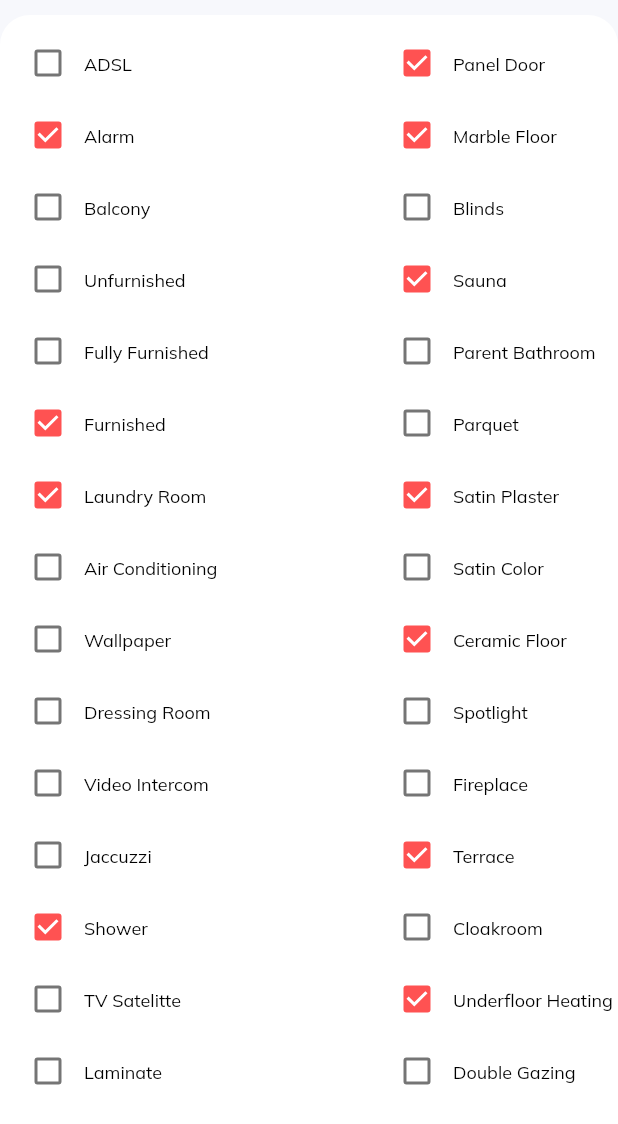
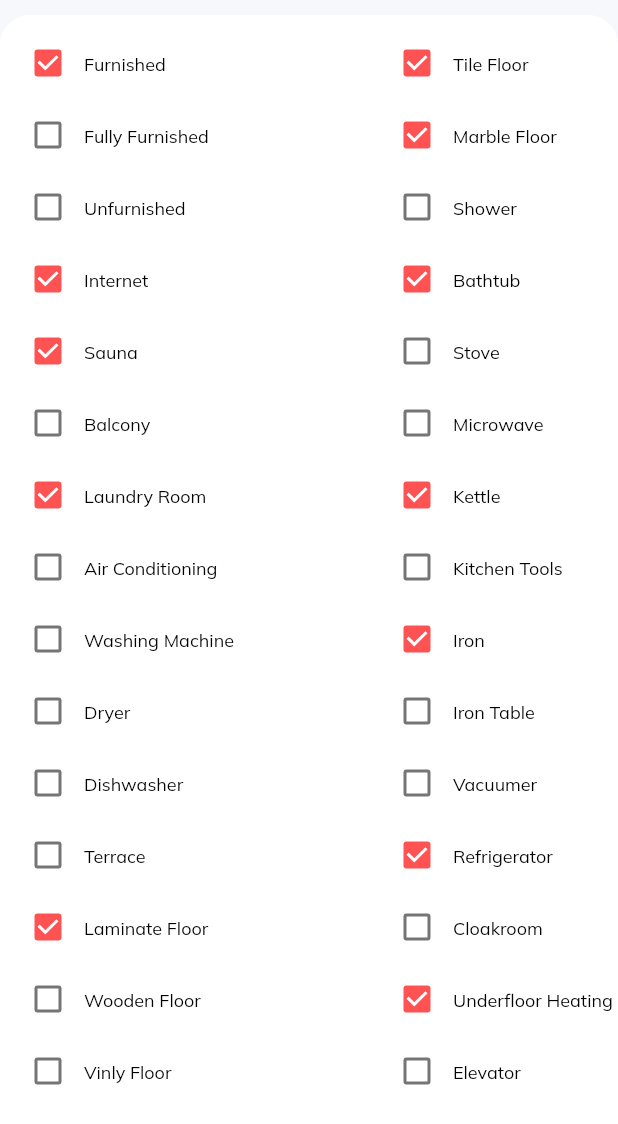
Before and after one commit to utkudenis/Exchangers-prototype-FlutterResponsiveWeb-, a Flutter app: the InteriorFeaturesMobile widget shown alone on an empty page, opened directly, on a phone screen of 412 x 824 dp. Shown: the top 1124 px of the screen. Run offline on Flutter 3.47's test engine with Material 2 defaults, Android fonts, the phone set to English and light mode, and no system bars; our stand-ins replace dotted_border, get, google_fonts; missing offline and left inert: assorted_layout_widgets.

Commit message:
features part changed
new features...

```diff
--- a/lib/pages/ads/main_widgets/interior_features.dart
+++ b/lib/pages/ads/main_widgets/interior_features.dart
@@ -23,7 +23,7 @@ class InteriorFeatures extends StatelessWidget {
         crossAxisAlignment: CrossAxisAlignment.start,
         children: [
           isHeading ? SizedBox(height: 20) : SizedBox(),
-          isHeading ? PriceText(text: "Interrior Features") : SizedBox(),
+          isHeading ? PriceText(text: "Interior Features") : SizedBox(),
           isHeading ? SizedBox(height: 15) : SizedBox(),
           Row(
             mainAxisAlignment: MainAxisAlignment.spaceBetween,
@@ -31,44 +31,44 @@ class InteriorFeatures extends StatelessWidget {
               //section 1
               Column(
                 children: [
-                  FeatureItem(isChecked: false, text: "ADSL"),
-                  FeatureItem(isChecked: true, text: "Alarm"),
+                  FeatureItem(isChecked: true, text: "Furnished"),
+                  FeatureItem(isChecked: false, text: "Fully Furnished"),
+                  FeatureItem(isChecked: false, text: "Unfurnished"),
+                  FeatureItem(isChecked: true, text: "Internet"),
+                  FeatureItem(isChecked: true, text: "Sauna"),
                   FeatureItem(isChecked: false, text: "Balcony"),
-                  FeatureItem(isChecked: false, text: "Unfurnished"),
-                  FeatureItem(isChecked: false, text: "Fully Furnished"),
-                  FeatureItem(isChecked: true, text: "Furnished"),
                   FeatureItem(isChecked: true, text: "Laundry Room"),
                   FeatureItem(isChecked: false, text: "Air Conditioning"),
-                  FeatureItem(isChecked: false, text: "Wallpaper"),
-                  FeatureItem(isChecked: false, text: "Dressing Room"),
+                  FeatureItem(isChecked: false, text: "Washing Machine"),
+                  FeatureItem(isChecked: false, text: "Dryer"),
                 ],
               ),
               Column(
                 children: [
-                  FeatureItem(isChecked: false, text: "Video Intercom"),
-                  FeatureItem(isChecked: false, text: "Jaccuzzi"),
-                  FeatureItem(isChecked: true, text: "Shower"),
-                  FeatureItem(isChecked: false, text: "TV Satelitte"),
-                  FeatureItem(isChecked: false, text: "Laminate"),
-                  FeatureItem(isChecked: true, text: "Panel Door"),
+                  FeatureItem(isChecked: false, text: "Dishwasher"),
+                  FeatureItem(isChecked: false, text: "Terrace"),
+                  FeatureItem(isChecked: true, text: "Laminate Floor"),
+                  FeatureItem(isChecked: false, text: "Wooden Floor"),
+                  FeatureItem(isChecked: false, text: "Vinly Floor"),
+                  FeatureItem(isChecked: true, text: "Tile Floor"),
                   FeatureItem(isChecked: true, text: "Marble Floor"),
-                  FeatureItem(isChecked: false, text: "Blinds"),
-                  FeatureItem(isChecked: true, text: "Sauna"),
-                  FeatureItem(isChecked: false, text: "Parent Bathroom"),
+                  FeatureItem(isChecked: false, text: "Shower"),
+                  FeatureItem(isChecked: true, text: "Bathtub"),
+                  FeatureItem(isChecked: false, text: "Stove"),
                 ],
               ),
               Column(
                 children: [
-                  FeatureItem(isChecked: false, text: "Parquet"),
-                  FeatureItem(isChecked: true, text: "Satin Plaster"),
-                  FeatureItem(isChecked: false, text: "Satin Color"),
-                  FeatureItem(isChecked: true, text: "Ceramic Floor"),
-                  FeatureItem(isChecked: false, text: "Spotlight"),
-                  FeatureItem(isChecked: false, text: "Fireplace"),
-                  FeatureItem(isChecked: true, text: "Terrace"),
+                  FeatureItem(isChecked: false, text: "Microwave"),
+                  FeatureItem(isChecked: true, text: "Kettle"),
+                  FeatureItem(isChecked: false, text: "Kitchen Tools"),
+                  FeatureItem(isChecked: true, text: "Iron"),
+                  FeatureItem(isChecked: false, text: "Iron Table"),
+                  FeatureItem(isChecked: false, text: "Vacuumer"),
+                  FeatureItem(isChecked: true, text: "Refrigerator"),
                   FeatureItem(isChecked: false, text: "Cloakroom"),
                   FeatureItem(isChecked: true, text: "Underfloor Heating"),
-                  FeatureItem(isChecked: false, text: "Double Gazing"),
+                  FeatureItem(isChecked: false, text: "Elevator"),
                 ],
               ),
             ],
--- a/lib/pages/ads/main_widgets/interior_features_mobile.dart
+++ b/lib/pages/ads/main_widgets/interior_features_mobile.dart
@@ -23,7 +23,7 @@ class InteriorFeaturesMobile extends StatelessWidget {
         crossAxisAlignment: CrossAxisAlignment.start,
         children: [
           isMobileCreateAd ? SizedBox() : SizedBox(height: 20),
-          isMobileCreateAd ? SizedBox() : PriceText(text: "Interrior Features"),
+          isMobileCreateAd ? SizedBox() : PriceText(text: "Interior Features"),
           isMobileCreateAd ? SizedBox() : SizedBox(height: 15),
           Row(
             mainAxisAlignment: MainAxisAlignment.spaceBetween,
@@ -31,40 +31,40 @@ class InteriorFeaturesMobile extends StatelessWidget {
               //section 1
               Column(
                 children: [
-                  FeatureItem(isChecked: false, text: "ADSL"),
-                  FeatureItem(isChecked: true, text: "Alarm"),
+                  FeatureItem(isChecked: true, text: "Furnished"),
+                  FeatureItem(isChecked: false, text: "Fully Furnished"),
+                  FeatureItem(isChecked: false, text: "Unfurnished"),
+                  FeatureItem(isChecked: true, text: "Internet"),
+                  FeatureItem(isChecked: true, text: "Sauna"),
                   FeatureItem(isChecked: false, text: "Balcony"),
-                  FeatureItem(isChecked: false, text: "Unfurnished"),
-                  FeatureItem(isChecked: false, text: "Fully Furnished"),
-                  FeatureItem(isChecked: true, text: "Furnished"),
                   FeatureItem(isChecked: true, text: "Laundry Room"),
                   FeatureItem(isChecked: false, text: "Air Conditioning"),
-                  FeatureItem(isChecked: false, text: "Wallpaper"),
-                  FeatureItem(isChecked: false, text: "Dressing Room"),
-                  FeatureItem(isChecked: false, text: "Video Intercom"),
-                  FeatureItem(isChecked: false, text: "Jaccuzzi"),
-                  FeatureItem(isChecked: true, text: "Shower"),
-                  FeatureItem(isChecked: false, text: "TV Satelitte"),
-                  FeatureItem(isChecked: false, text: "Laminate"),
+                  FeatureItem(isChecked: false, text: "Washing Machine"),
+                  FeatureItem(isChecked: false, text: "Dryer"),
+                  FeatureItem(isChecked: false, text: "Dishwasher"),
+                  FeatureItem(isChecked: false, text: "Terrace"),
+                  FeatureItem(isChecked: true, text: "Laminate Floor"),
+                  FeatureItem(isChecked: false, text: "Wooden Floor"),
+                  FeatureItem(isChecked: false, text: "Vinly Floor"),
                 ],
               ),
               Column(
                 children: [
-                  FeatureItem(isChecked: true, text: "Panel Door"),
+                  FeatureItem(isChecked: true, text: "Tile Floor"),
                   FeatureItem(isChecked: true, text: "Marble Floor"),
-                  FeatureItem(isChecked: false, text: "Blinds"),
-                  FeatureItem(isChecked: true, text: "Sauna"),
-                  FeatureItem(isChecked: false, text: "Parent Bathroom"),
-                  FeatureItem(isChecked: false, text: "Parquet"),
-                  FeatureItem(isChecked: true, text: "Satin Plaster"),
-                  FeatureItem(isChecked: false, text: "Satin Color"),
-                  FeatureItem(isChecked: true, text: "Ceramic Floor"),
-                  FeatureItem(isChecked: false, text: "Spotlight"),
-                  FeatureItem(isChecked: false, text: "Fireplace"),
-                  FeatureItem(isChecked: true, text: "Terrace"),
+                  FeatureItem(isChecked: false, text: "Shower"),
+                  FeatureItem(isChecked: true, text: "Bathtub"),
+                  FeatureItem(isChecked: false, text: "Stove"),
+                  FeatureItem(isChecked: false, text: "Microwave"),
+                  FeatureItem(isChecked: true, text: "Kettle"),
+                  FeatureItem(isChecked: false, text: "Kitchen Tools"),
+                  FeatureItem(isChecked: true, text: "Iron"),
+                  FeatureItem(isChecked: false, text: "Iron Table"),
+                  FeatureItem(isChecked: false, text: "Vacuumer"),
+                  FeatureItem(isChecked: true, text: "Refrigerator"),
                   FeatureItem(isChecked: false, text: "Cloakroom"),
                   FeatureItem(isChecked: true, text: "Underfloor Heating"),
-                  FeatureItem(isChecked: false, text: "Double Gazing"),
+                  FeatureItem(isChecked: false, text: "Elevator"),
                 ],
               ),
             ],
```
Also changed, not shown: 1 other file.
